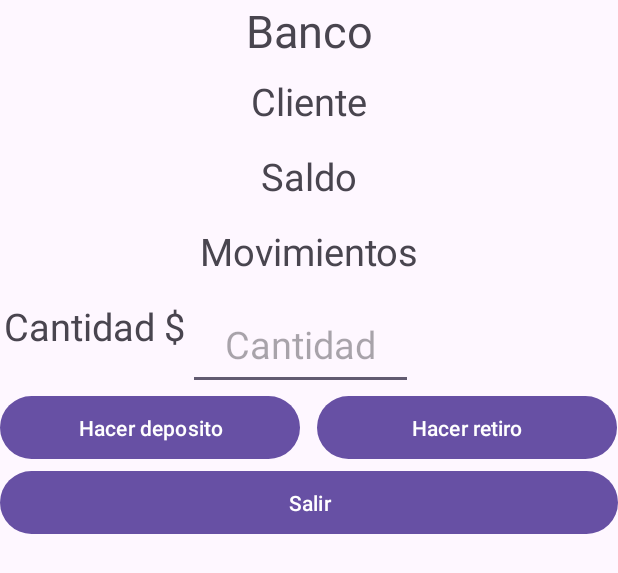
After one commit to Kirbyret/ExamenKotlin, an Android app: the layout activity_cuenta_banco.xml on its own in the app's theme, with its tools: preview values and no code run, on a phone screen of 412 x 824 dp. The commit adds this screen. Shown: the top 573 px of the screen. Run offline under Robolectric (Android 15) with nearby library versions, the phone set to English and light mode, and no system bars.

Commit message:
cuentaBancoActivity y diseño

```diff
--- a/app/src/main/AndroidManifest.xml
+++ b/app/src/main/AndroidManifest.xml
@@ -13,6 +13,9 @@
         android:theme="@style/Theme.ExamenKotlin"
         tools:targetApi="31">
         <activity
+            android:name=".cuentaBancoActivity"
+            android:exported="false" />
+        <activity
             android:name=".MainActivity"
             android:exported="true">
             <intent-filter>
--- /dev/null
+++ b/app/src/main/res/layout/activity_cuenta_banco.xml
@@ -0,0 +1,100 @@
+<?xml version="1.0" encoding="utf-8"?>
+<androidx.constraintlayout.widget.ConstraintLayout
+    xmlns:android="http://schemas.android.com/apk/res/android"
+    xmlns:tools="http://schemas.android.com/tools"
+    xmlns:app="http://schemas.android.com/apk/res-auto"
+    android:layout_width="match_parent"
+    android:layout_height="match_parent"
+    tools:context=".CuentaBancoActivity">
+
+
+    <TextView
+        android:layout_width="match_parent"
+        android:layout_height="50dp"
+        android:id="@+id/lblBanco"
+        android:text="Banco"
+        android:textAlignment="center"
+        android:textSize="30dp"
+        app:layout_constraintBottom_toTopOf="@id/lblNombreCliente"
+        ></TextView>
+
+    <TextView
+        android:layout_width="match_parent"
+        android:layout_height="50dp"
+        android:id="@+id/lblNombreCliente"
+        android:text="Cliente"
+        android:textAlignment="center"
+        android:textSize="25dp"
+        app:layout_constraintTop_toBottomOf="@id/lblBanco"
+        ></TextView>
+
+    <TextView
+        android:layout_width="match_parent"
+        android:layout_height="50dp"
+        android:id="@+id/lblSaldo"
+        android:text="Saldo"
+        android:textAlignment="center"
+        android:textSize="25dp"
+        app:layout_constraintTop_toBottomOf="@id/lblNombreCliente"
+        ></TextView>
+
+    <TextView
+        android:layout_width="match_parent"
+        android:layout_height="50dp"
+        android:id="@+id/lblMovimientos"
+        android:text="Movimientos"
+        android:textAlignment="center"
+        android:textSize="25dp"
+        app:layout_constraintTop_toBottomOf="@id/lblSaldo"
+        ></TextView>
+
+    <TextView
+        android:layout_width="125dp"
+        android:layout_height="50dp"
+        android:id="@+id/lblCantidad"
+        android:text="Cantidad $"
+        android:textAlignment="center"
+        android:textSize="25dp"
+        app:layout_constraintStart_toStartOf="parent"
+        app:layout_constraintTop_toBottomOf="@id/lblMovimientos"
+        ></TextView>
+    <EditText
+        android:layout_width="150dp"
+        android:layout_height="60dp"
+        android:textAlignment="center"
+        android:inputType="numberDecimal"
+        android:hint="Cantidad"
+        android:textSize="25dp"
+        android:id="@+id/txtCantidad"
+        app:layout_constraintStart_toEndOf="@id/lblCantidad"
+        app:layout_constraintTop_toBottomOf="@+id/lblMovimientos"
+        ></EditText>
+
+    <Button
+        android:layout_width="200dp"
+        android:layout_height="50dp"
+        android:text="Hacer deposito"
+        android:id="@+id/btnDeposito"
+        app:layout_constraintStart_toStartOf="parent"
+        app:layout_constraintTop_toBottomOf="@+id/txtCantidad"
+        ></Button>
+
+    <Button
+        android:layout_width="200dp"
+        android:layout_height="50dp"
+        android:text="Hacer retiro"
+        android:id="@+id/btnRetiro"
+        android:layout_marginStart="11dp"
+        app:layout_constraintStart_toEndOf="@id/btnDeposito"
+        app:layout_constraintTop_toBottomOf="@+id/txtCantidad"
+        ></Button>
+
+    <Button
+        android:layout_width="match_parent"
+        android:layout_height="50dp"
+        android:text="Salir"
+        android:id="@+id/btnSalir"
+        app:layout_constraintTop_toBottomOf="@+id/btnRetiro"
+        ></Button>
+
+</androidx.constraintlayout.widget.ConstraintLayout>
```
Also changed, not shown: app/src/main/java/com/example/examenkotlin/CuentaBancoActivity.kt (added, +117 -0 lines), app/src/main/java/com/example/examenkotlin/MainActivity.kt (+25 -0 lines).
